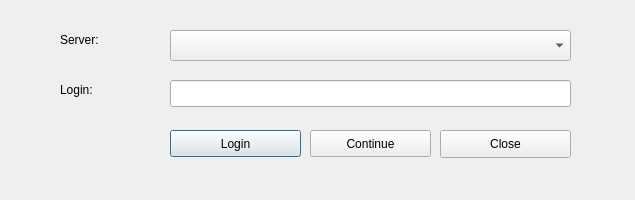
Before: the Qt Designer form dlg_ConnectionManager.ui in LESPROJEKT/qgis-layman-plugin, drawn with Qt 5.
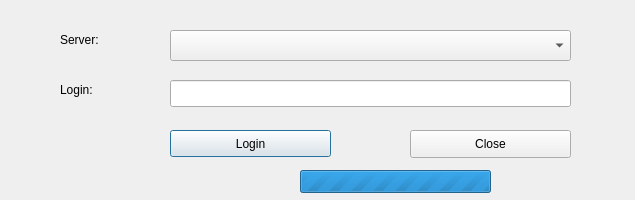
After: the same form once the commit is applied.

Commit message: opravy chovani UI, Automatizace prihlaseni

The edit to the form file:
```diff
--- a/dlg_ConnectionManager.ui
+++ b/dlg_ConnectionManager.ui
@@ -39,7 +39,7 @@
     <rect>
      <x>170</x>
      <y>130</y>
-     <width>131</width>
+     <width>161</width>
      <height>27</height>
     </rect>
    </property>
@@ -50,9 +50,9 @@
   <widget class="QPushButton" name="pushButton_close">
    <property name="geometry">
     <rect>
-     <x>440</x>
+     <x>410</x>
      <y>130</y>
-     <width>131</width>
+     <width>161</width>
      <height>28</height>
     </rect>
    </property>
@@ -64,7 +64,7 @@
    <property name="geometry">
     <rect>
      <x>310</x>
-     <y>130</y>
+     <y>210</y>
      <width>121</width>
      <height>27</height>
     </rect>
@@ -138,6 +138,25 @@
     <string/>
    </property>
   </widget>
+  <widget class="QProgressBar" name="progressBar">
+   <property name="enabled">
+    <bool>true</bool>
+   </property>
+   <property name="geometry">
+    <rect>
+     <x>300</x>
+     <y>170</y>
+     <width>191</width>
+     <height>23</height>
+    </rect>
+   </property>
+   <property name="maximum">
+    <number>0</number>
+   </property>
+   <property name="value">
+    <number>0</number>
+   </property>
+  </widget>
  </widget>
  <resources/>
  <connections/>
```
The commit also changes 2 other files.
